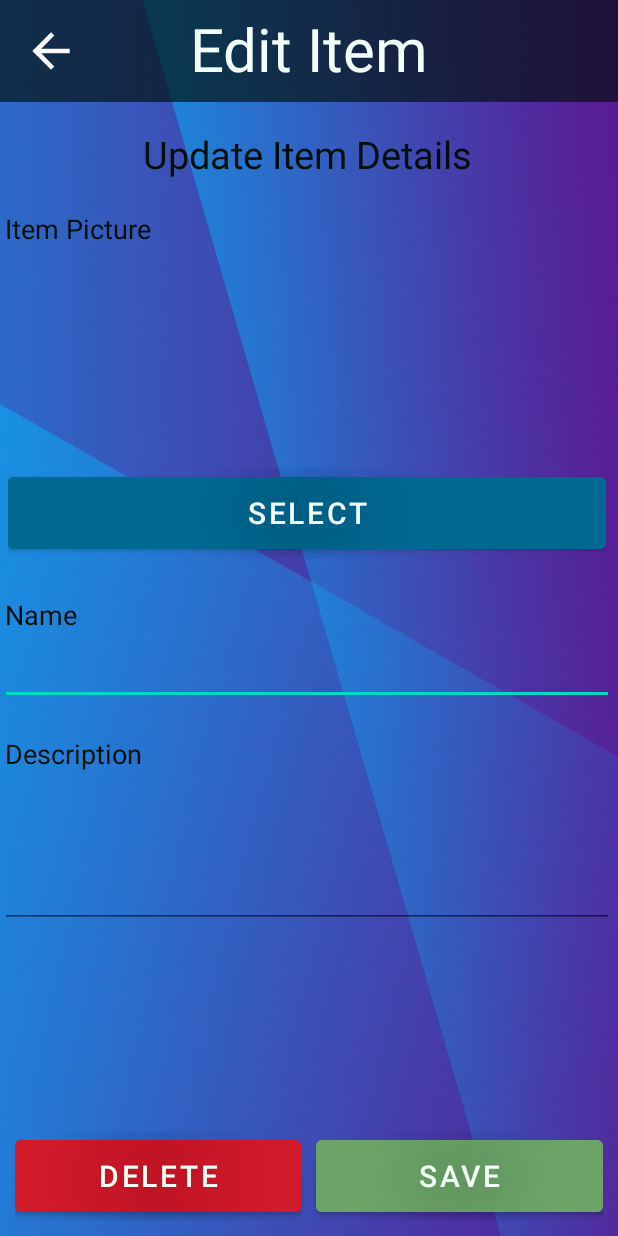
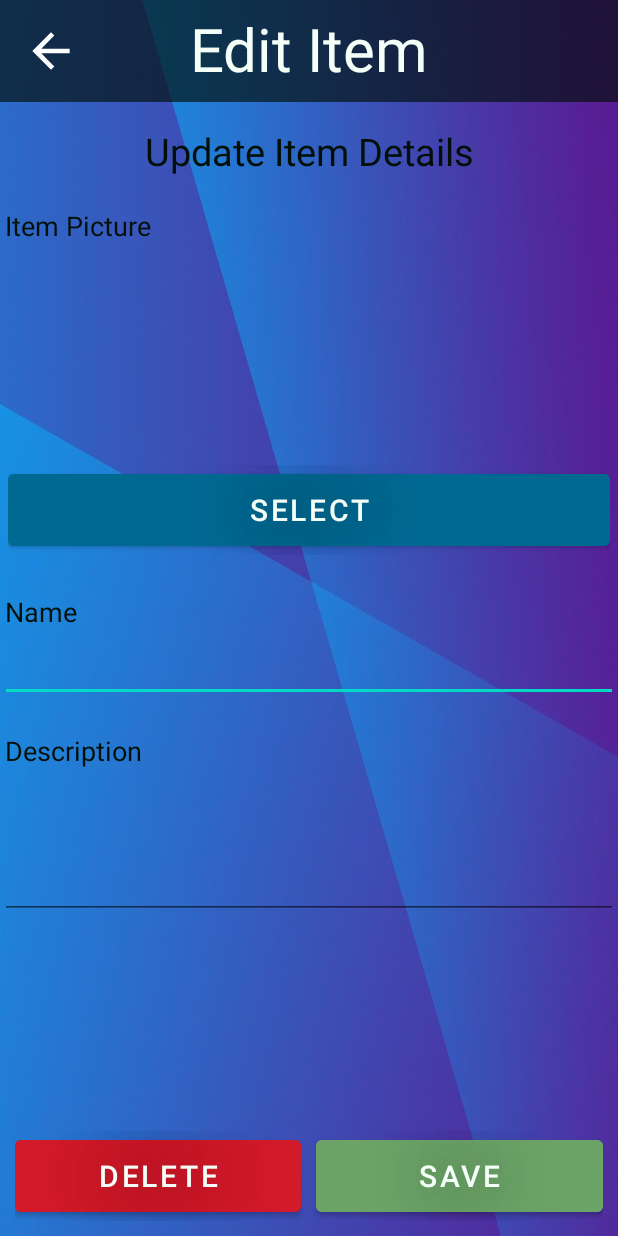
Before and after one commit to Henco-GitHub/Collecto, an Android app: the EditItem screen opened directly, with no data from a screen before it, on a phone screen of 412 x 824 dp. Run offline under Robolectric (Android 15) with nearby library versions, the phone set to English and light mode, and no system bars; our stand-ins replace Firebase (no records; nobody signed in at launch, a user with empty details on screens opened directly); 7 statements that could not run were skipped.

Commit message:
Updated some UI Added View Item Page

```diff
--- a/app/src/main/java/com/example/collecto/EditItem.java
+++ b/app/src/main/java/com/example/collecto/EditItem.java
@@ -51,11 +51,10 @@ public class EditItem extends AppCompatActivity {
     //Layout Binding
     private ActivityEditItemBinding binding;
 
-    //Firebase Authorisation
+    //Firebase Instances
     private FirebaseAuth FireAuth;
     private FirebaseStorage storage;
     private StorageReference storageRef;
-    private StorageReference pathReference;
 
     //Progress Dialog
     ProgressDialog progressDialog;
@@ -82,11 +81,7 @@ public class EditItem extends AppCompatActivity {
         LoadCollData();
         LoadItemData();
 
-        pathReference = storageRef.child("images/" + i_pic + ".jpg");
-        StorageReference gsReference = storage.getReferenceFromUrl("gs://collecto-cda25.appspot.com/images/");
-
         LoadImage(i_pic);
-
 
         binding.imgEditBtnBack.setOnClickListener(new View.OnClickListener() {
             @Override
--- a/app/src/main/res/layout/activity_edit_item.xml
+++ b/app/src/main/res/layout/activity_edit_item.xml
@@ -40,10 +40,16 @@
             android:textSize="40sp" />
     </RelativeLayout>
 
+    <ScrollView
+        android:id="@+id/svEdit"
+        android:layout_width="match_parent"
+        android:layout_height="wrap_content"
+        android:layout_above="@+id/llEditItem"
+        android:layout_below="@id/rlEditItemHead">
+
         <LinearLayout
-        android:layout_width="409dp"
-        android:layout_height="661dp"
-        android:layout_marginTop="70dp"
+            android:layout_width="match_parent"
+            android:layout_height="wrap_content"
             android:orientation="vertical"
             tools:layout_editor_absoluteX="1dp"
             tools:layout_editor_absoluteY="69dp">
@@ -55,8 +61,8 @@
                 android:layout_marginTop="15sp"
                 android:text="Update Item Details"
                 android:textAlignment="center"
-            android:textSize="25sp"
-            android:textColor="@color/c_black"/>
+                android:textColor="@color/c_black"
+                android:textSize="25sp" />
 
             <Space
                 android:layout_width="match_parent"
@@ -68,14 +74,14 @@
                 android:layout_height="wrap_content"
                 android:layout_marginLeft="3dp"
                 android:text="Item Picture"
-            android:textSize="18sp"
-            android:textColor="@color/c_black"/>
+                android:textColor="@color/c_black"
+                android:textSize="18sp" />
 
             <ImageView
                 android:id="@+id/imgItemEdit"
                 android:layout_width="match_parent"
                 android:layout_height="147dp"
-            android:scaleType="centerInside"/>
+                android:scaleType="centerInside" />
 
             <LinearLayout
                 android:layout_width="match_parent"
@@ -119,8 +125,8 @@
                 android:layout_height="wrap_content"
                 android:layout_marginLeft="3dp"
                 android:text="Name"
-            android:textSize="18sp"
-            android:textColor="@color/c_black"/>
+                android:textColor="@color/c_black"
+                android:textSize="18sp" />
 
             <EditText
                 android:id="@+id/edtEditItemName"
@@ -141,27 +147,29 @@
                 android:layout_height="wrap_content"
                 android:layout_marginLeft="3dp"
                 android:text="Description"
-            android:textSize="18sp"
-            android:textColor="@color/c_black"/>
+                android:textColor="@color/c_black"
+                android:textSize="18sp" />
 
             <EditText
                 android:id="@+id/edtEditItemDesc"
                 android:layout_width="match_parent"
-            android:layout_height="104dp"
+                android:layout_height="wrap_content"
+                android:minHeight="100dp"
                 android:ems="10"
                 android:gravity="start|top"
                 android:inputType="textMultiLine"
                 android:textColor="@color/c_black" />
 
         </LinearLayout>
+    </ScrollView>
 
     <LinearLayout
         android:id="@+id/llEditItem"
         android:layout_width="match_parent"
         android:layout_height="wrap_content"
-        android:layout_alignParentBottom="true"
         android:layout_marginStart="10dp"
         android:layout_marginEnd="10dp"
+        android:layout_alignParentBottom="true"
         android:layout_marginBottom="10dp"
         android:orientation="horizontal">
 
--- a/app/src/main/res/layout/row_item.xml
+++ b/app/src/main/res/layout/row_item.xml
@@ -1,5 +1,6 @@
 <?xml version="1.0" encoding="utf-8"?>
 <androidx.cardview.widget.CardView xmlns:android="http://schemas.android.com/apk/res/android"
+    android:id="@+id/cvItem"
     android:layout_width="match_parent"
     android:layout_height="wrap_content"
     xmlns:app="http://schemas.android.com/apk/res-auto"
```
Also changed, not shown: app/src/main/java/com/example/collecto/AdapterItem.java (+24 -0 lines), app/src/main/java/com/example/collecto/ViewItem.java (+139 -1 lines), app/src/main/res/layout/activity_view_item.xml (+107 -2 lines). Lines whose indentation alone changed are shown as unchanged.
